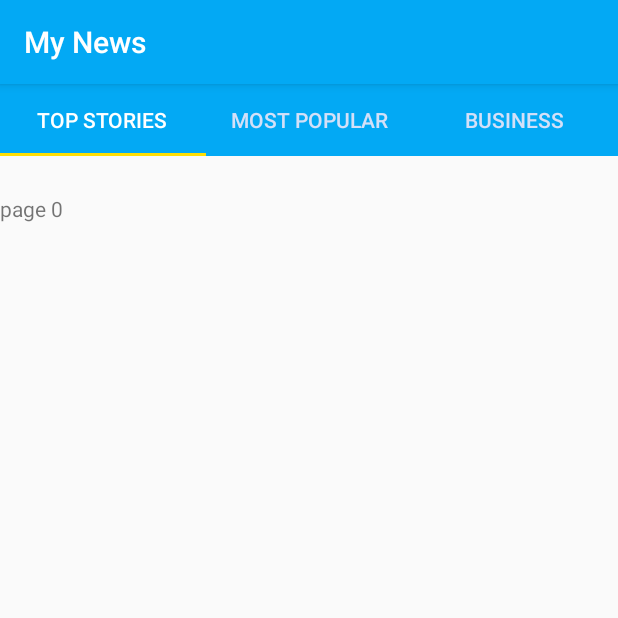
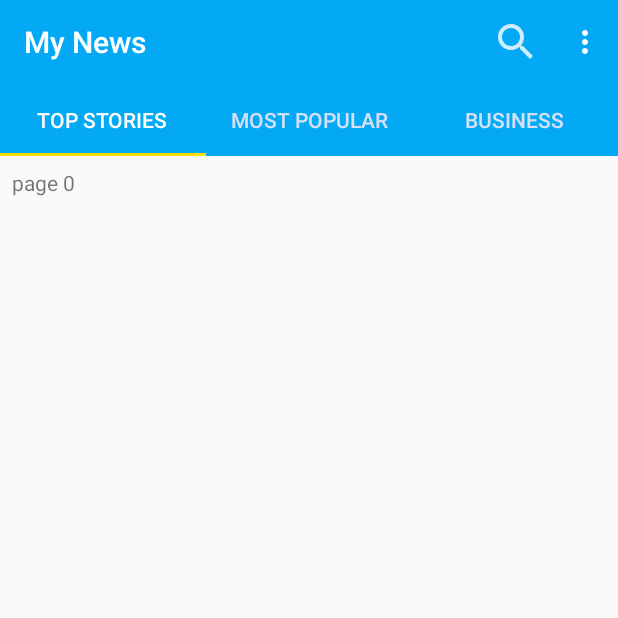
Before and after one commit to wilksyz/MyNews, an Android app: the screen it shows after launch (MainActivity), on a phone screen of 412 x 824 dp, the top half of it. Run offline under Robolectric (Android 15) with nearby library versions, the phone set to English and light mode, and no system bars.

Commit message:
custom ToolBar

```diff
--- a/app/src/main/AndroidManifest.xml
+++ b/app/src/main/AndroidManifest.xml
@@ -9,13 +9,15 @@
         android:roundIcon="@mipmap/ic_launcher_round"
         android:supportsRtl="true"
         android:theme="@style/AppTheme">
-        <activity android:name=".MainActivity">
+        <activity android:name=".MainActivity"
+            android:theme="@style/AppTheme">
             <intent-filter>
                 <action android:name="android.intent.action.MAIN" />
 
                 <category android:name="android.intent.category.LAUNCHER" />
             </intent-filter>
         </activity>
+
     </application>
 
 </manifest>
--- a/app/src/main/java/com/company/antoine/mynews/Fragment/pageAdapter.java
+++ b/app/src/main/java/com/company/antoine/mynews/Fragment/PageAdapter.java
@@ -5,11 +5,11 @@ import android.support.v4.app.Fragment;
 import android.support.v4.app.FragmentManager;
 import android.support.v4.app.FragmentPagerAdapter;
 
-public class pageAdapter extends FragmentPagerAdapter{
+public class PageAdapter extends FragmentPagerAdapter{
 
     private String[] onglet = {"TOP STORIES","MOST POPULAR","BUSINESS"};
 
-    public pageAdapter(FragmentManager fm) {
+    public PageAdapter(FragmentManager fm) {
         super(fm);
     }
 
@@ -20,7 +20,7 @@ public class pageAdapter extends FragmentPagerAdapter{
 
     @Override
     public Fragment getItem(int position) {
-        return (viewPagerFragment.newInstance(position));
+        return (ViewPagerFragment.newInstance(position));
     }
 
     @Nullable
--- a/app/src/main/java/com/company/antoine/mynews/Fragment/viewPagerFragment.java
+++ b/app/src/main/java/com/company/antoine/mynews/Fragment/ViewPagerFragment.java
@@ -13,21 +13,21 @@ import com.company.antoine.mynews.R;
 /**
  * A simple {@link Fragment} subclass.
  */
-public class viewPagerFragment extends Fragment {
+public class ViewPagerFragment extends Fragment {
 
     private static final String KEY_POSITION="position";
 
-    public viewPagerFragment() { }
+    public ViewPagerFragment() { }
 
-public static viewPagerFragment newInstance(int position){
+    public static ViewPagerFragment newInstance(int position){
 
-        viewPagerFragment view = new viewPagerFragment();
+        ViewPagerFragment view = new ViewPagerFragment();
 
         Bundle args = new Bundle();
         args.putInt(KEY_POSITION, position);
         view.setArguments(args);
         return view;
-}
+    }
 
 
     @Override
--- a/app/src/main/java/com/company/antoine/mynews/MainActivity.java
+++ b/app/src/main/java/com/company/antoine/mynews/MainActivity.java
@@ -4,8 +4,10 @@ import android.support.design.widget.TabLayout;
 import android.support.v4.view.ViewPager;
 import android.support.v7.app.AppCompatActivity;
 import android.os.Bundle;
+import android.support.v7.widget.Toolbar;
+import android.view.Menu;
 
-import com.company.antoine.mynews.Fragment.pageAdapter;
+import com.company.antoine.mynews.Fragment.PageAdapter;
 
 public class MainActivity extends AppCompatActivity {
 
@@ -13,14 +15,29 @@ public class MainActivity extends AppCompatActivity {
     protected void onCreate(Bundle savedInstanceState) {
         super.onCreate(savedInstanceState);
         setContentView(R.layout.activity_main);
+        configureToolbar();
         configureViewPager();
     }
 
     private void configureViewPager(){
         ViewPager pager = findViewById(R.id.activity_main_viewPager);
-        pager.setAdapter(new pageAdapter(getSupportFragmentManager()));
+        pager.setAdapter(new PageAdapter(getSupportFragmentManager()));
         TabLayout tabs = findViewById(R.id.activity_main_tabs);
         tabs.setupWithViewPager(pager);
         tabs.setTabMode(TabLayout.MODE_FIXED);
     }
+
+    private void configureToolbar(){
+        // Get the toolbar view inside the activity layout
+        Toolbar toolbar = findViewById(R.id.activity_main_toolbar);
+        // Sets the Toolbar
+        setSupportActionBar(toolbar);
+
+    }
+
+    @Override
+    public boolean onCreateOptionsMenu(Menu menu) {
+        getMenuInflater().inflate(R.menu.menu_tool_bar_activity_main, menu);
+        return true;
+    }
 }
--- a/app/src/main/res/layout/activity_main.xml
+++ b/app/src/main/res/layout/activity_main.xml
@@ -6,28 +6,37 @@
     android:layout_height="match_parent"
     tools:context=".MainActivity">
 
+
     <android.support.design.widget.TabLayout
         android:id="@+id/activity_main_tabs"
         android:layout_width="match_parent"
         android:layout_height="wrap_content"
-        android:layout_marginBottom="25dp"
         android:background="@color/colorPrimary"
-        app:layout_constraintBottom_toTopOf="@+id/activity_main_viewPager"
-        app:layout_constraintEnd_toEndOf="parent"
         app:layout_constraintStart_toStartOf="parent"
-        app:layout_constraintTop_toTopOf="parent"
+        app:layout_constraintTop_toBottomOf="@+id/activity_main_toolbar"
         app:tabIndicatorColor="#ffde03"
         app:tabSelectedTextColor="#fff"
         app:tabTextColor="#D4E0F8" />
+
+    <android.support.v7.widget.Toolbar
+        android:id="@+id/activity_main_toolbar"
+        android:layout_width="match_parent"
+        android:layout_height="wrap_content"
+        android:minHeight="?attr/actionBarSize"
+        app:layout_constraintStart_toStartOf="parent"
+        app:layout_constraintTop_toTopOf="parent"
+        app:titleTextColor="@android:color/white"
+        android:background="?attr/colorPrimary"
+        />
 
     <android.support.v4.view.ViewPager
         android:id="@+id/activity_main_viewPager"
         android:layout_width="0dp"
         android:layout_height="0dp"
-        android:layout_marginBottom="0dp"
-        android:layout_marginEnd="0dp"
-        android:layout_marginStart="0dp"
-        android:layout_marginTop="0dp"
+        android:layout_marginBottom="8dp"
+        android:layout_marginEnd="8dp"
+        android:layout_marginStart="8dp"
+        android:layout_marginTop="8dp"
         app:layout_constraintBottom_toBottomOf="parent"
         app:layout_constraintEnd_toEndOf="parent"
         app:layout_constraintStart_toStartOf="parent"
--- a/app/src/main/res/layout/fragment_view_pager.xml
+++ b/app/src/main/res/layout/fragment_view_pager.xml
@@ -3,7 +3,7 @@
     xmlns:tools="http://schemas.android.com/tools"
     android:layout_width="match_parent"
     android:layout_height="match_parent"
-    tools:context=".Fragment.viewPagerFragment">
+    tools:context=".Fragment.ViewPagerFragment">
 
 
     <TextView
--- /dev/null
+++ b/app/src/main/res/menu/menu_tool_bar_activity_main.xml
@@ -0,0 +1,28 @@
+<?xml version="1.0" encoding="utf-8"?>
+<menu xmlns:app="http://schemas.android.com/apk/res-auto"
+    xmlns:android="http://schemas.android.com/apk/res/android">
+
+    <item
+        android:id="@+id/menu_activity_main_search"
+        android:icon="@drawable/ic_search"
+        app:showAsAction="ifRoom"
+        android:title="Rechercher">
+    </item>
+    <item
+        android:id="@+id/action_help"
+        app:showAsAction="never"
+        android:title="Help">
+    </item>
+    <item
+        android:id="@+id/action_notifications"
+        android:title="Notifications"
+        app:showAsAction="never" />
+    <item
+        android:id="@+id/action_about"
+        android:title="About"
+        app:showAsAction="never" />
+
+
+
+
+</menu>
--- a/app/src/main/res/values/colors.xml
+++ b/app/src/main/res/values/colors.xml
@@ -3,4 +3,5 @@
     <color name="colorPrimary">#03A9F4</color>
     <color name="colorPrimaryDark">#0277BD</color>
     <color name="colorAccent">#FF4081</color>
+    <color name="colorTool">#fff</color>
 </resources>
--- a/app/src/main/res/values/styles.xml
+++ b/app/src/main/res/values/styles.xml
@@ -1,11 +1,11 @@
 <resources>
 
     <!-- Base application theme. -->
-    <style name="AppTheme" parent="Theme.AppCompat.Light.DarkActionBar">
+    <style name="AppTheme" parent="Theme.AppCompat.Light.NoActionBar">
         <!-- Customize your theme here. -->
         <item name="colorPrimary">@color/colorPrimary</item>
         <item name="colorPrimaryDark">@color/colorPrimaryDark</item>
         <item name="colorAccent">@color/colorAccent</item>
+        <item name="android:textColorSecondary">#fff</item>
     </style>
-
 </resources>
```
Also changed, not shown: app/src/main/res/drawable-hdpi/ic_search.png (added), app/src/main/res/drawable-mdpi/ic_search.png (added), app/src/main/res/drawable-xhdpi/ic_search.png (added), app/src/main/res/drawable-xxhdpi/ic_search.png (added).
